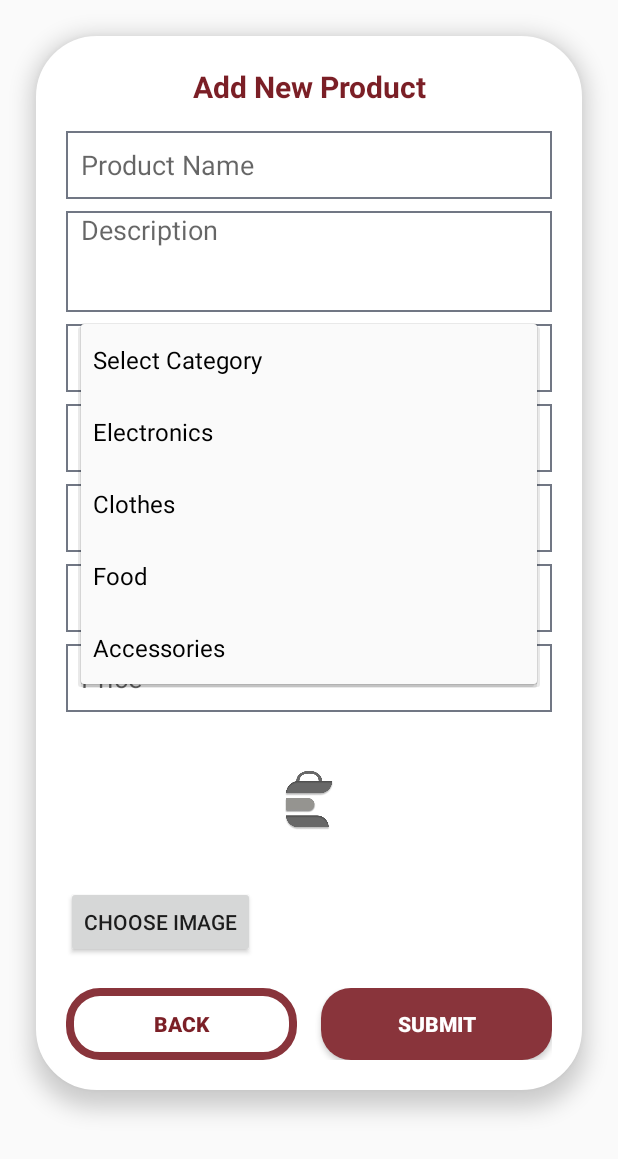
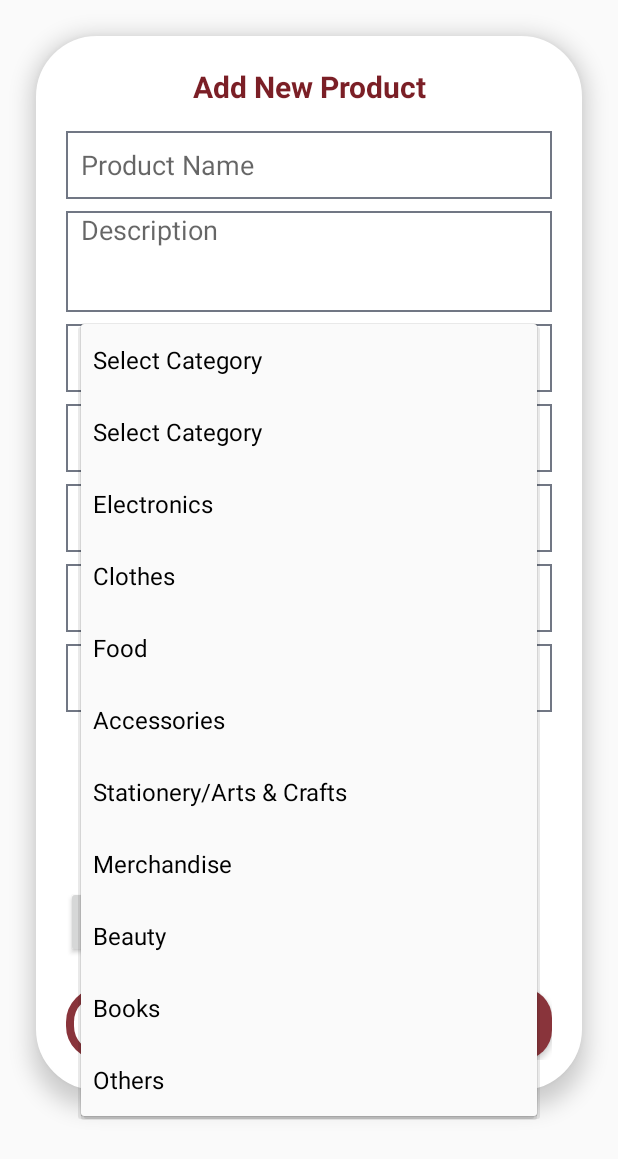
Before and after one commit to KianaDelMar/IT342-CampusCart, an Android app built with Jetpack Compose: the AddProductActivity screen opened directly, with no data from a screen before it, after a tap on "Select Category", on a phone screen of 412 x 824 dp. Shown: the top 1159 px of the screen. Run offline under Robolectric (Android 15) with nearby library versions, the phone set to English and light mode, and no system bars; pictures from the network do not load.

Commit message:
Added categories

```diff
--- a/frontend_mobile/app/src/main/java/edu/cit/campuscart/AddProductActivity.kt
+++ b/frontend_mobile/app/src/main/java/edu/cit/campuscart/AddProductActivity.kt
@@ -40,7 +40,7 @@ class AddProductActivity : AppCompatActivity() {
         val condition = findViewById<Spinner>(R.id.dropCondition)
 
         // Setup dropdowns
-        val categories = listOf("Select Category", "Electronics", "Clothes", "Food", "Accessories")
+        val categories = listOf("Select Category", "Select Category", "Electronics", "Clothes", "Food", "Accessories", "Stationery/Arts & Crafts", "Merchandise", "Beauty", "Books", "Others")
         val conditions = listOf("Select Condition", "New", "Pre-Loved")
 
         category.adapter = ArrayAdapter(this, android.R.layout.simple_spinner_dropdown_item, categories)
```
